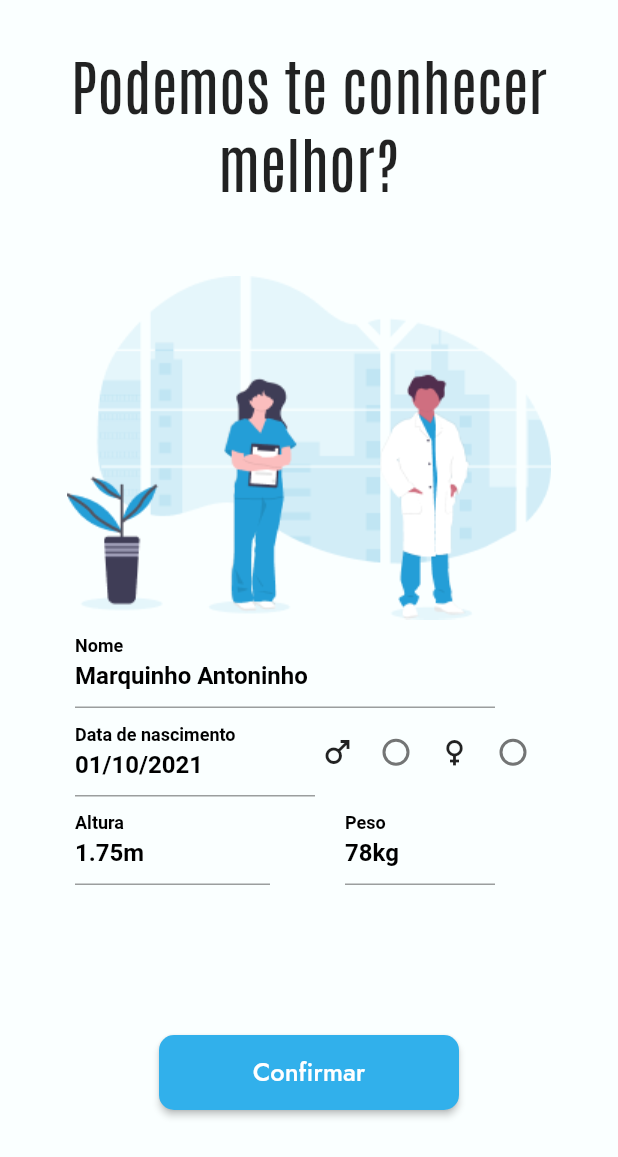
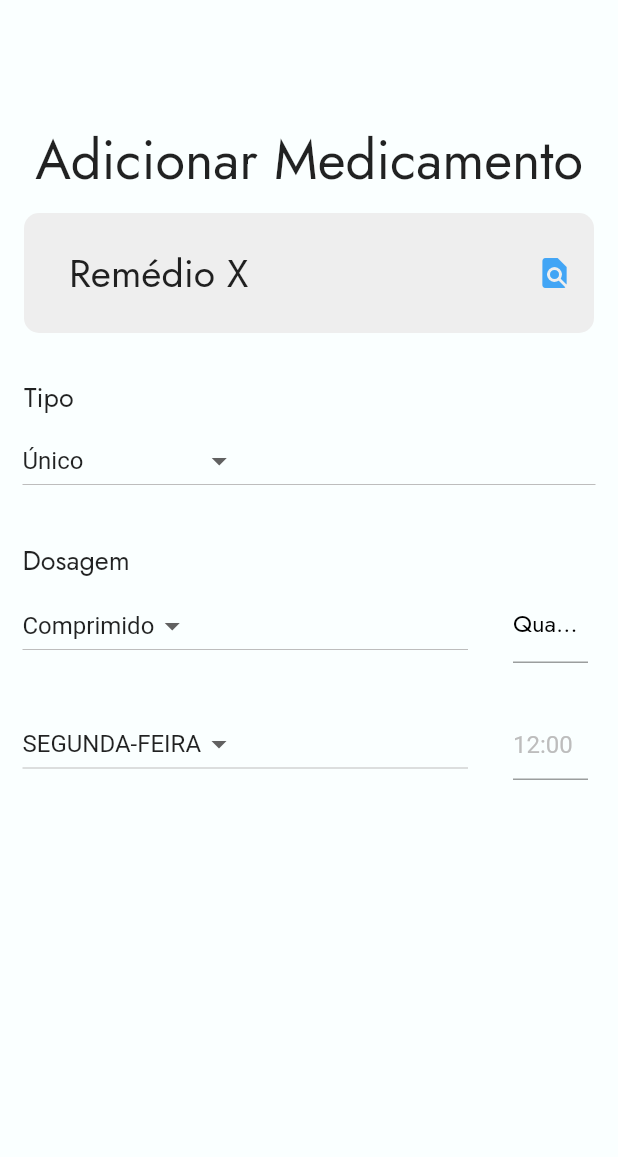
Before and after one commit to marco052/appremedios, a Flutter app: the screen it shows after launch, on a phone screen of 412 x 824 dp. Shown: the top 1157 px of the screen. Run offline on Flutter 3.47's test engine with Material 2 defaults, Android fonts, the light colour scheme and no system bars; our stand-ins replace flutter_mobx, google_fonts, mobx, sqflite; accounts and stored records are empty.

Commit message:
criação da pagina de agendar um medicamento

```diff
--- /dev/null
+++ b/lib/modules/medicines/add_med_page.dart
@@ -0,0 +1,327 @@
+import 'package:flutter/cupertino.dart';
+import 'package:flutter/material.dart';
+import 'package:pharmacy_wiki/shared/theme/app_colors.dart';
+import 'package:pharmacy_wiki/shared/theme/app_text_styles.dart';
+
+class AddPg extends StatefulWidget {
+  const AddPg({Key? key}) : super(key: key);
+
+  @override
+  _AddPgState createState() => _AddPgState();
+}
+
+class _AddPgState extends State<AddPg> {
+  String dropdownvalue = '';
+  var _diapadrao = 'SEGUNDA-FEIRA';
+  var _dias = [
+    'SEGUNDA-FEIRA',
+    'TERÇA-FEIRA',
+    'QUARTA-FEIRA',
+    'QUINTA-FEIRA',
+    'SEXTA-FEIRA',
+    'SÁBADO',
+    'DOMINGO'
+  ];
+
+  var _currentItemSelected = 'Único';
+  var _items = ['Único', 'Agendado'];
+
+  String dosagelvalue = '';
+  var _dosagemItem = 'Comprimido';
+  var _dosagem = ['Comprimido', 'ML'];
+  String qtdHint = "1";
+
+  Widget botaoAdd(String rec) {
+    if (rec == 'Único') {
+      return SizedBox();
+    }
+    return Center(
+      child: Container(
+          decoration: BoxDecoration(
+            borderRadius: BorderRadius.circular(10),
+            color: Colors.grey[200],
+          ),
+          child: ElevatedButton(
+            style: ButtonStyle(
+                backgroundColor:
+                    MaterialStateProperty.all<Color>(AppColors.primary),
+                shape: MaterialStateProperty.all<RoundedRectangleBorder>(
+                    RoundedRectangleBorder(
+                  borderRadius: BorderRadius.circular(10),
+                ))),
+            child: SizedBox(
+              width: 180,
+              child: Row(
+                children: [
+                  Icon(Icons.access_alarm),
+                  Text(
+                    "Adicionar Horário",
+                    style: AppTextStyles.buttonText,
+                  ),
+                ],
+              ),
+            ),
+            onPressed: () {},
+          )),
+    );
+  }
+
+  Row horarioUnico(String rec) {
+    if (rec == 'Único') {
+      return Row(
+        crossAxisAlignment: CrossAxisAlignment.center,
+        mainAxisSize: MainAxisSize.max,
+        children: [
+          SizedBox(
+            width: 15,
+          ),
+          Container(
+              width: MediaQuery.of(context).size.width - 115,
+              child: DropdownButton<String>(
+                items: _dias.map((String dropDias) {
+                  return DropdownMenuItem<String>(
+                    value: dropDias,
+                    child: Text(dropDias),
+                  );
+                }).toList(),
+                onChanged: (newDias) {
+                  setState(() {
+                    this._diapadrao = newDias!;
+                  });
+                },
+                value: _diapadrao,
+              )),
+          SizedBox(
+            width: 30,
+          ),
+          SizedBox(
+            width: 50,
+            child: TextField(
+              autofocus: false,
+              decoration: InputDecoration(
+                  hintStyle: TextStyle(color: Colors.grey[400], height: 1),
+                  hintText: '12:00'),
+            ),
+          ),
+        ],
+      );
+    }
+    return Row(
+      crossAxisAlignment: CrossAxisAlignment.center,
+      mainAxisSize: MainAxisSize.max,
+      children: [
+        SizedBox(
+          width: 15,
+        ),
+        Container(
+            width: MediaQuery.of(context).size.width - 120,
+            child: DropdownButton<String>(
+              items: _dias.map((String dropDias) {
+                return DropdownMenuItem<String>(
+                  value: dropDias,
+                  child: Text(dropDias),
+                );
+              }).toList(),
+              onChanged: (newDias) {
+                setState(() {
+                  this._diapadrao = newDias!;
+                });
+              },
+              value: _diapadrao,
+            )),
+        SizedBox(
+          width: 15,
+        ),
+        SizedBox(
+          width: 40,
+          child: TextField(
+            autofocus: false,
+            decoration: InputDecoration(
+                hintStyle: TextStyle(color: Colors.grey[400], height: 1),
+                hintText: '12:00'),
+          ),
+        ),
+        SizedBox(
+            child: IconButton(
+          icon: Icon(Icons.delete_forever_sharp, color: Colors.red),
+          onPressed: () {},
+        ))
+      ],
+    );
+  }
+
+  @override
+  Widget build(BuildContext context) {
+    return Scaffold(
+        body: SingleChildScrollView(
+      child: Container(
+          height: MediaQuery.of(context).size.height,
+          width: MediaQuery.of(context).size.width,
+          color: AppColors.background,
+          child: () {
+            return Column(mainAxisSize: MainAxisSize.max,
+                // mainAxisAlignment: MainAxisAlignment.start,
+                children: <Widget>[
+                  SizedBox(
+                    height: 80,
+                  ),
+                  Text('Adicionar Medicamento',
+                      style: TextStyle(
+                        fontFamily: 'Jost',
+                        fontStyle: FontStyle.normal,
+                        fontSize: 36.0,
+                      )),
+                  SizedBox(
+                    height: 10,
+                  ),
+                  Container(
+                    child: Center(
+                      child: Row(
+                        children: [
+                          SizedBox(
+                            width: 30,
+                          ),
+                          Text(
+                            'Remédio X',
+                            style: TextStyle(
+                                fontFamily: "Jost",
+                                fontSize: 26,
+                                fontWeight: FontWeight.normal),
+                          ),
+                          SizedBox(
+                            width: 180,
+                          ),
+                          IconButton(
+                            icon: Icon(
+                              Icons.find_in_page,
+                              color: Colors.blue[400],
+                            ),
+                            onPressed: () {},
+                          )
+                        ],
+                      ),
+                    ),
+                    decoration: BoxDecoration(
+                      borderRadius: BorderRadius.circular(10),
+                      color: Colors.grey[200],
+                    ),
+                    height: 80,
+                    width: 380,
+                  ),
+                  SizedBox(
+                    height: 30,
+                  ),
+                  Container(
+                    width: 380,
+                    child: Text('Tipo',
+                        textAlign: TextAlign.left,
+                        style: TextStyle(
+                          fontFamily: 'Jost',
+                          fontStyle: FontStyle.normal,
+                          fontSize: 18.0,
+                        )),
+                  ),
+                  SizedBox(
+                    height: 5,
+                  ),
+                  Container(
+                    width: MediaQuery.of(context).size.width - 30,
+                    child: DropdownButton<String>(
+                      hint: Text('tipo de dosagem'),
+                      items: _items.map((String dropDownStringItem) {
+                        return DropdownMenuItem<String>(
+                          value: dropDownStringItem,
+                          child: Text(dropDownStringItem),
+                        );
+                      }).toList(),
+                      onChanged: (newItemsname) {
+                        setState(() {
+                          this._currentItemSelected = newItemsname!;
+                        });
+                      },
+                      value: _currentItemSelected,
+                    ),
+                  ),
+                  SizedBox(
+                    height: 30,
+                  ),
+                  Container(
+                    width: MediaQuery.of(context).size.width - 30,
+                    child: Text('Dosagem',
+                        textAlign: TextAlign.left,
+                        style: TextStyle(
+                          fontFamily: 'Jost',
+                          fontStyle: FontStyle.normal,
+                          fontSize: 18.0,
+                        )),
+                  ),
+                  SizedBox(
+                    height: 5,
+                  ),
+                  Row(
+                    crossAxisAlignment: CrossAxisAlignment.center,
+                    mainAxisSize: MainAxisSize.max,
+                    children: [
+                      SizedBox(
+                        width: 15,
+                      ),
+                      Container(
+                          width: MediaQuery.of(context).size.width - 115,
+                          child: DropdownButton<String>(
+                            items: _dosagem.map((String dropDosagem) {
+                              return DropdownMenuItem<String>(
+                                value: dropDosagem,
+                                child: Text(dropDosagem),
+                              );
+                            }).toList(),
+                            onChanged: (newDosagem) {
+                              setState(() {
+                                this._dosagemItem = newDosagem!;
+                                switch (_dosagemItem) {
+                                  case 'Comprimido':
+                                    this.qtdHint = "1";
+                                    break;
+                                  default:
+                                    this.qtdHint = "20";
+                                    break;
+                                }
+                              });
+                            },
+                            value: _dosagemItem,
+                          )),
+                      SizedBox(
+                        width: 30,
+                      ),
+                      SizedBox(
+                        width: 50,
+                        height: 50,
+                        child: TextFormField(
+                          autofocus: false,
+                          decoration: InputDecoration(
+                              alignLabelWithHint: false,
+                              hintStyle:
+                                  TextStyle(color: Colors.grey[400], height: 1),
+                              labelStyle: TextStyle(
+                                color: Colors.black,
+                                fontFamily: 'Jost',
+                                fontStyle: FontStyle.normal,
+                              ),
+                              labelText: "Quantidade",
+                              hintText: qtdHint),
+                        ),
+                      ),
+                    ],
+                  ),
+                  SizedBox(
+                    height: 30,
+                  ),
+                  horarioUnico(_currentItemSelected),
+                  SizedBox(
+                    height: 30,
+                  ),
+                  botaoAdd(_currentItemSelected)
+                ]);
+          }()),
+    ));
+  }
+}
--- a/lib/modules/splash/splash_page.dart
+++ b/lib/modules/splash/splash_page.dart
@@ -1,5 +1,6 @@
 import 'dart:async';
 import 'package:flutter/material.dart';
+import 'package:pharmacy_wiki/modules/medicines/add_med_page.dart';
 import 'package:pharmacy_wiki/modules/medicines/medicamentos_page.dart';
 import 'package:pharmacy_wiki/modules/user_info/cadastro_page.dart';
 import 'package:pharmacy_wiki/shared/theme/app_images.dart';
@@ -24,13 +25,12 @@ class _SplashPageState extends State<SplashPage> {
   }
 
   Future<void> navigationPage() async {
-    Navigator.pushReplacement(context,
-        MaterialPageRoute(builder: (BuildContext context) => CadastroPage()));
+    Navigator.pushReplacement(
+        context, MaterialPageRoute(builder: (BuildContext context) => AddPg()));
   }
 
   @override
   Widget build(BuildContext context) {
-
     final window = MediaQuery.of(context).size;
 
     return Container(
```
Also changed, not shown: flutter_01.png (added).
